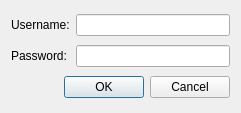
Qt form auth.ui (pcdshub/IocManager) before a commit.
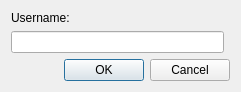
The same form after that commit.

Commit message: Change auth dialog to ask for a single parameter. Change auth process to allow use of a passphrase. Change auth process to run kinit/aklog from standard location instead of hacked version of kinit. Change to use psipmi instead of ipmitool. Change to detect reboot/restart failures and throw an error message.

The edit to the form file:
```diff
--- a/auth.ui
+++ b/auth.ui
@@ -7,7 +7,7 @@
     <x>0</x>
     <y>0</y>
     <width>241</width>
-    <height>113</height>
+    <height>78</height>
    </rect>
   </property>
   <property name="windowTitle">
@@ -21,23 +21,6 @@
      </property>
     </widget>
    </item>
-   <item row="0" column="1">
-    <widget class="QLineEdit" name="nameEdit"/>
-   </item>
-   <item row="1" column="0">
-    <widget class="QLabel" name="label_2">
-     <property name="text">
-      <string>Password:</string>
-     </property>
-    </widget>
-   </item>
-   <item row="1" column="1">
-    <widget class="QLineEdit" name="passEdit">
-     <property name="echoMode">
-      <enum>QLineEdit::Password</enum>
-     </property>
-    </widget>
-   </item>
    <item row="2" column="0" colspan="2">
     <widget class="QDialogButtonBox" name="buttonBox">
      <property name="orientation">
@@ -48,6 +31,9 @@
      </property>
     </widget>
    </item>
+   <item row="1" column="0">
+    <widget class="QLineEdit" name="nameEdit"/>
+   </item>
   </layout>
  </widget>
  <resources/>
```
The commit also changes 4 other files.
